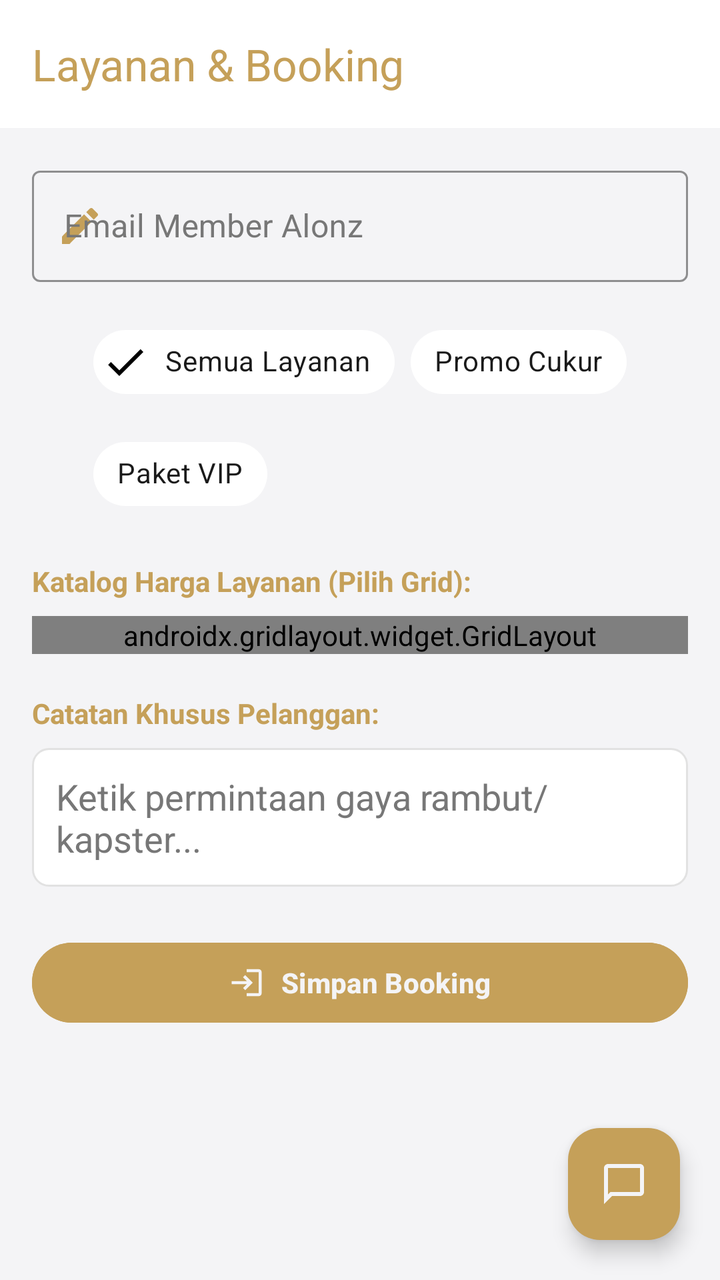
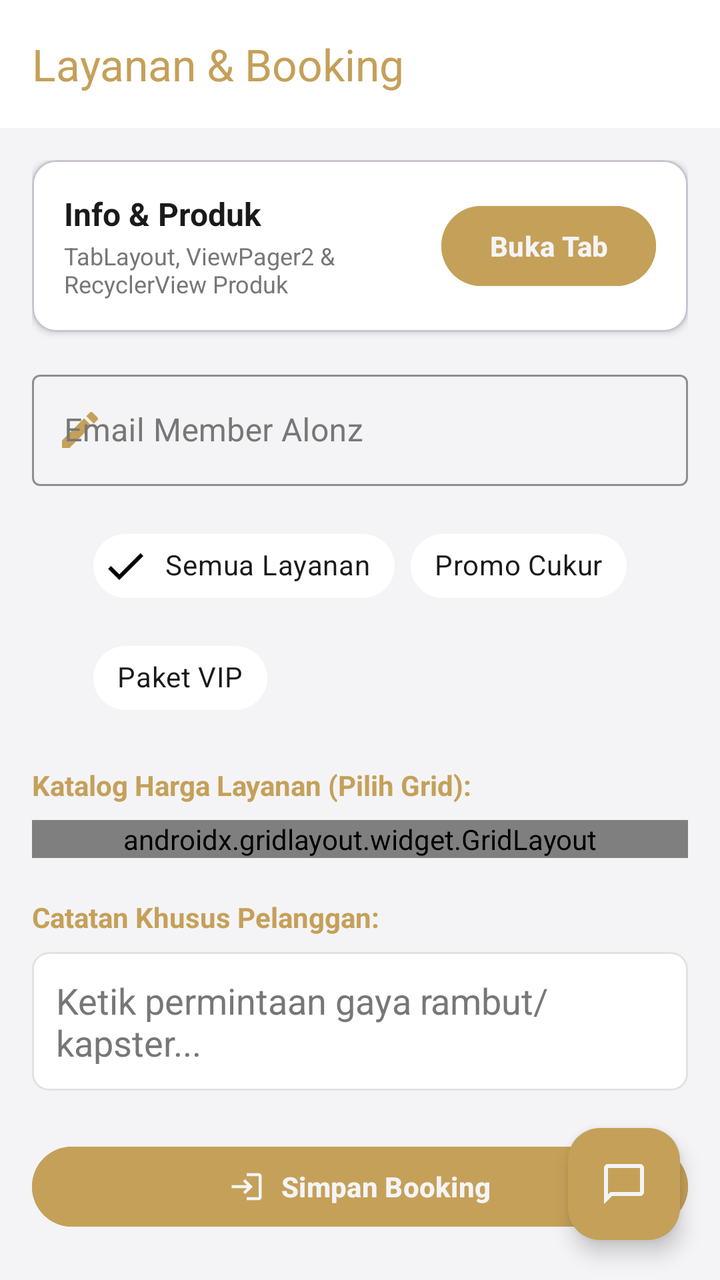

Compare the two renders of this Android layout. The source of the first and the diff that turns it into the second are given below.
<!-- AndroidManifest.xml: application theme Theme.SLM_Doritos -->
<!-- res/layout/fragment_layanan.xml -->
<?xml version="1.0" encoding="utf-8"?>
<androidx.constraintlayout.widget.ConstraintLayout xmlns:android="http://schemas.android.com/apk/res/android"
    xmlns:app="http://schemas.android.com/apk/res-auto"
    xmlns:tools="http://schemas.android.com/tools"
    android:layout_width="match_parent"
    android:layout_height="match_parent"
    android:background="@color/bg_dark">

    <androidx.appcompat.widget.Toolbar
        android:id="@+id/toolbar"
        android:layout_width="match_parent"
        android:layout_height="?attr/actionBarSize"
        android:background="@color/card_dark"
        app:layout_constraintEnd_toEndOf="parent"
        app:layout_constraintStart_toStartOf="parent"
        app:layout_constraintTop_toTopOf="parent"
        app:title="Layanan &amp; Booking"
        app:titleTextColor="@color/gold_primary" />

    <androidx.core.widget.NestedScrollView
        android:layout_width="match_parent"
        android:layout_height="0dp"
        android:padding="16dp"
        app:layout_constraintBottom_toBottomOf="parent"
        app:layout_constraintTop_toBottomOf="@+id/toolbar">

        <LinearLayout
            android:layout_width="match_parent"
            android:layout_height="wrap_content"
            android:orientation="vertical">

            
            <com.google.android.material.textfield.TextInputLayout
                android:id="@+id/textInputLayout"
                style="@style/Widget.MaterialComponents.TextInputLayout.OutlinedBox"
                android:layout_width="match_parent"
                android:layout_height="wrap_content"
                android:hint="Email Member Alonz"
                android:textColorHint="@color/text_muted"
                app:boxStrokeColor="@color/gold_primary"
                app:hintTextColor="@color/gold_primary"
                app:startIconDrawable="@drawable/ic_edit"
                app:startIconTint="@color/gold_primary">

                <com.google.android.material.textfield.TextInputEditText
                    android:id="@+id/etEmail"
                    android:layout_width="match_parent"
                    android:layout_height="wrap_content"
                    android:inputType="textEmailAddress"
                    android:textColor="@color/text_white" />
            </com.google.android.material.textfield.TextInputLayout>

            
            <com.google.android.material.chip.ChipGroup
                android:id="@+id/chipGroupFilter"
                android:layout_width="wrap_content"
                android:layout_height="wrap_content"
                android:layout_gravity="center_horizontal"
                android:layout_marginTop="16dp"
                app:singleSelection="true">

                <com.google.android.material.chip.Chip
                    android:id="@+id/chipTerbaru"
                    style="@style/Widget.MaterialComponents.Chip.Filter"
                    android:layout_width="wrap_content"
                    android:layout_height="wrap_content"
                    android:checked="true"
                    android:text="Semua Layanan"
                    android:textColor="@color/text_white"
                    app:chipBackgroundColor="@color/card_dark" />

                <com.google.android.material.chip.Chip
                    android:id="@+id/chipPenting"
                    style="@style/Widget.MaterialComponents.Chip.Filter"
                    android:layout_width="wrap_content"
                    android:layout_height="wrap_content"
                    android:text="Promo Cukur"
                    android:textColor="@color/text_white"
                    app:chipBackgroundColor="@color/card_dark" />

                <com.google.android.material.chip.Chip
                    android:id="@+id/chipBelumDibaca"
                    style="@style/Widget.MaterialComponents.Chip.Filter"
                    android:layout_width="wrap_content"
                    android:layout_height="wrap_content"
                    android:text="Paket VIP"
                    android:textColor="@color/text_white"
                    app:chipBackgroundColor="@color/card_dark" />

            </com.google.android.material.chip.ChipGroup>

            
            <TextView
                android:layout_width="wrap_content"
                android:layout_height="wrap_content"
                android:layout_marginTop="20dp"
                android:text="Katalog Harga Layanan (Pilih Grid):"
                android:textColor="@color/gold_primary"
                android:textSize="14sp"
                android:textStyle="bold" />

            <androidx.gridlayout.widget.GridLayout
                android:layout_width="match_parent"
                android:layout_height="wrap_content"
                android:layout_marginTop="8dp"
                app:columnCount="2"
                app:useDefaultMargins="true">

                
                <com.google.android.material.card.MaterialCardView
                    android:id="@+id/cardHaircut"
                    android:layout_width="0dp"
                    android:layout_height="wrap_content"
                    android:clickable="true"
                    android:focusable="true"
                    app:cardBackgroundColor="@color/card_dark"
                    app:cardCornerRadius="12dp"
                    app:layout_columnWeight="1"
                    app:layout_gravity="fill_horizontal"
                    app:strokeColor="@color/gold_primary"
                    app:strokeWidth="1dp">

                    <LinearLayout
                        android:layout_width="match_parent"
                        android:layout_height="wrap_content"
                        android:orientation="vertical"
                        android:padding="16dp">

                        <TextView
                            android:id="@+id/tvHaircutTitle"
                            android:layout_width="wrap_content"
                            android:layout_height="wrap_content"
                            android:text="Gentleman Haircut"
                            android:textColor="@color/text_white"
                            android:textSize="14sp"
                            android:textStyle="bold" />

                        <TextView
                            android:id="@+id/tvHaircutPrice"
                            android:layout_width="wrap_content"
                            android:layout_height="wrap_content"
                            android:layout_marginTop="6dp"
                            android:text="Rp 50.000"
                            android:textColor="@color/gold_primary"
                            android:textSize="14sp"
                            android:textStyle="bold" />
                    </LinearLayout>
                </com.google.android.material.card.MaterialCardView>

                
                <com.google.android.material.card.MaterialCardView
                    android:id="@+id/cardBeard"
                    android:layout_width="0dp"
                    android:layout_height="wrap_content"
                    android:clickable="true"
                    android:focusable="true"
                    app:cardBackgroundColor="@color/card_dark"
                    app:cardCornerRadius="12dp"
                    app:layout_columnWeight="1"
                    app:layout_gravity="fill_horizontal"
                    app:strokeColor="@color/card_stroke"
                    app:strokeWidth="1dp">

                    <LinearLayout
                        android:layout_width="match_parent"
                        android:layout_height="wrap_content"
                        android:orientation="vertical"
                        android:padding="16dp">

                        <TextView
                            android:id="@+id/tvBeardTitle"
                            android:layout_width="wrap_content"
                            android:layout_height="wrap_content"
                            android:text="Beard Trim"
                            android:textColor="@color/text_white"
                            android:textSize="14sp"
                            android:textStyle="bold" />

                        <TextView
                            android:id="@+id/tvBeardPrice"
                            android:layout_width="wrap_content"
                            android:layout_height="wrap_content"
                            android:layout_marginTop="6dp"
                            android:text="Rp 30.000"
                            android:textColor="@color/gold_primary"
                            android:textSize="14sp"
                            android:textStyle="bold" />
                    </LinearLayout>
                </com.google.android.material.card.MaterialCardView>

                
                <com.google.android.material.card.MaterialCardView
                    android:id="@+id/cardStyling"
                    android:layout_width="0dp"
                    android:layout_height="wrap_content"
                    android:clickable="true"
                    android:focusable="true"
                    app:cardBackgroundColor="@color/card_dark"
                    app:cardCornerRadius="12dp"
                    app:layout_columnWeight="1"
                    app:layout_gravity="fill_horizontal"
                    app:strokeColor="@color/card_stroke"
                    app:strokeWidth="1dp">

                    <LinearLayout
                        android:layout_width="match_parent"
                        android:layout_height="wrap_content"
                        android:orientation="vertical"
                        android:padding="16dp">

                        <TextView
                            android:id="@+id/tvStylingTitle"
                            android:layout_width="wrap_content"
                            android:layout_height="wrap_content"
                            android:text="Styling &amp; Wash"
                            android:textColor="@color/text_white"
                            android:textSize="14sp"
                            android:textStyle="bold" />

                        <TextView
                            android:id="@+id/tvStylingPrice"
                            android:layout_width="wrap_content"
                            android:layout_height="wrap_content"
                            android:layout_marginTop="6dp"
                            android:text="Rp 25.000"
                            android:textColor="@color/gold_primary"
                            android:textSize="14sp"
                            android:textStyle="bold" />
                    </LinearLayout>
                </com.google.android.material.card.MaterialCardView>

            </androidx.gridlayout.widget.GridLayout>

            
            <TextView
                android:layout_width="wrap_content"
                android:layout_height="wrap_content"
                android:layout_marginTop="20dp"
                android:text="Catatan Khusus Pelanggan:"
                android:textColor="@color/gold_primary"
                android:textSize="14sp"
                android:textStyle="bold" />

            <EditText
                android:id="@+id/etCustomDrawable"
                android:layout_width="match_parent"
                android:layout_height="wrap_content"
                android:layout_marginTop="8dp"
                android:background="@drawable/edit_text_background"
                android:hint="Ketik permintaan gaya rambut/kapster..."
                android:textColor="@color/text_white"
                android:textColorHint="@color/text_muted" />

            
            <com.google.android.material.button.MaterialButton
                android:id="@+id/btnSimpanBooking"
                android:layout_width="match_parent"
                android:layout_height="wrap_content"
                android:layout_marginTop="24dp"
                android:backgroundTint="@color/gold_primary"
                android:text="Simpan Booking"
                android:textColor="@color/bg_dark"
                android:textStyle="bold"
                app:icon="@drawable/ic_login"
                app:iconGravity="textStart"
                app:iconTint="@color/bg_dark" />

        </LinearLayout>

    </androidx.core.widget.NestedScrollView>

    
    <com.google.android.material.floatingactionbutton.FloatingActionButton
        android:id="@+id/fabMessages"
        android:layout_width="wrap_content"
        android:layout_height="wrap_content"
        android:layout_margin="20dp"
        android:contentDescription="Pesan Masuk"
        android:src="@drawable/ic_message"
        app:backgroundTint="@color/gold_primary"
        app:layout_constraintBottom_toBottomOf="parent"
        app:layout_constraintEnd_toEndOf="parent"
        app:tint="@color/bg_dark" />

</androidx.constraintlayout.widget.ConstraintLayout>
<!-- resources referenced by this layout -->
<resources>
  <color name="bg_dark">#F4F4F6</color>
  <color name="card_dark">#FFFFFF</color>
  <color name="card_stroke">#E2E2E2</color>
  <color name="gold_primary">#C5A059</color>
  <color name="text_muted">#777777</color>
  <color name="text_white">#1A1A1A</color>
  <!-- drawable edit_text_background (drawable) -->
  <?xml version="1.0" encoding="utf-8"?>
  <shape xmlns:android="http://schemas.android.com/apk/res/android"
      android:shape="rectangle">
  
      <solid android:color="@color/card_dark" />
  
      <stroke
          android:width="1dp"
          android:color="@color/card_stroke" />
  
      <corners android:radius="8dp" />
  
      <padding
          android:bottom="12dp"
          android:left="12dp"
          android:right="12dp"
          android:top="12dp" />
  </shape>
  <!-- drawable ic_edit (drawable) -->
  <vector xmlns:android="http://schemas.android.com/apk/res/android"
      android:width="24dp"
      android:height="24dp"
      android:viewportWidth="24"
      android:viewportHeight="24">
    <path
        android:fillColor="@color/gold_primary"
        android:pathData="M3,17.25V21h3.75L17.81,9.94l-3.75,-3.75L3,17.25zM20.71,7.04c0.39,-0.39 0.39,-1.02 0,-1.41l-2.34,-2.34c,-0.39,-0.39 -1.02,-0.39 -1.41,0l-1.83,1.83 3.75,3.75 1.83,-1.83z"/>
  </vector>
  <!-- drawable ic_login (drawable) -->
  <vector xmlns:android="http://schemas.android.com/apk/res/android"
      android:width="24dp"
      android:height="24dp"
      android:viewportWidth="24"
      android:viewportHeight="24">
    <path
        android:fillColor="@color/bg_dark"
        android:pathData="M11,7L9.6,8.4l2.6,2.6H2v2h10.2l-2.6,2.6L11,17l5,-5L11,7zM20,19h-8v2h8c1.1,0 2,-0.9 2,-2V5c0,-1.1 -0.9,-2 -2,-2h-8v2h8V19z"/>
  </vector>
  <!-- drawable ic_message (drawable) -->
  <vector xmlns:android="http://schemas.android.com/apk/res/android"
      android:width="24dp"
      android:height="24dp"
      android:viewportWidth="24"
      android:viewportHeight="24">
    <path
        android:fillColor="@color/bg_dark"
        android:pathData="M20,2H4C2.9,2 2,2.9 2,4v18l4,-4h14c1.1,0 2,-0.9 2,-2V4C22,2.9 21.1,2 20,2zM20,16H5.2L4,17.2V4h16V16z"/>
  </vector>
  <style name="Theme.SLM_Doritos" parent="Base.Theme.SLM_Doritos" />
  <style name="Base.Theme.SLM_Doritos" parent="Theme.Material3.DayNight.NoActionBar">
          <item name="colorPrimary">@color/gold_primary</item>
          <item name="colorOnPrimary">@color/bg_dark</item>
          <item name="android:windowBackground">@color/bg_dark</item>
          <item name="android:textColorPrimary">@color/text_white</item>
      </style>
</resources>

<!-- the commit's change to res/layout/fragment_layanan.xml (unified diff, before → after) -->
@@ -28,6 +28,56 @@
             android:layout_width="match_parent"
             android:layout_height="wrap_content"
             android:orientation="vertical">
+
+            
+            <com.google.android.material.card.MaterialCardView
+                android:layout_width="match_parent"
+                android:layout_height="wrap_content"
+                android:layout_marginBottom="16dp"
+                app:cardBackgroundColor="@color/card_dark"
+                app:cardCornerRadius="12dp"
+                app:cardElevation="2dp">
+
+                <LinearLayout
+                    android:layout_width="match_parent"
+                    android:layout_height="wrap_content"
+                    android:gravity="center_vertical"
+                    android:orientation="horizontal"
+                    android:padding="16dp">
+
+                    <LinearLayout
+                        android:layout_width="0dp"
+                        android:layout_height="wrap_content"
+                        android:layout_weight="1"
+                        android:orientation="vertical">
+
+                        <TextView
+                            android:layout_width="wrap_content"
+                            android:layout_height="wrap_content"
+                            android:text="Info &amp; Produk"
+                            android:textColor="@color/text_white"
+                            android:textSize="16sp"
+                            android:textStyle="bold" />
+
+                        <TextView
+                            android:layout_width="wrap_content"
+                            android:layout_height="wrap_content"
+                            android:layout_marginTop="2dp"
+                            android:text="TabLayout, ViewPager2 &amp; RecyclerView Produk"
+                            android:textColor="@color/text_muted"
+                            android:textSize="12sp" />
+                    </LinearLayout>
+
+                    <Button
+                        android:id="@+id/btnOpenTenth"
+                        android:layout_width="wrap_content"
+                        android:layout_height="wrap_content"
+                        android:backgroundTint="@color/gold_primary"
+                        android:text="Buka Tab"
+                        android:textColor="@color/bg_dark"
+                        android:textStyle="bold" />
+                </LinearLayout>
+            </com.google.android.material.card.MaterialCardView>
 
             
             <com.google.android.material.textfield.TextInputLayout
